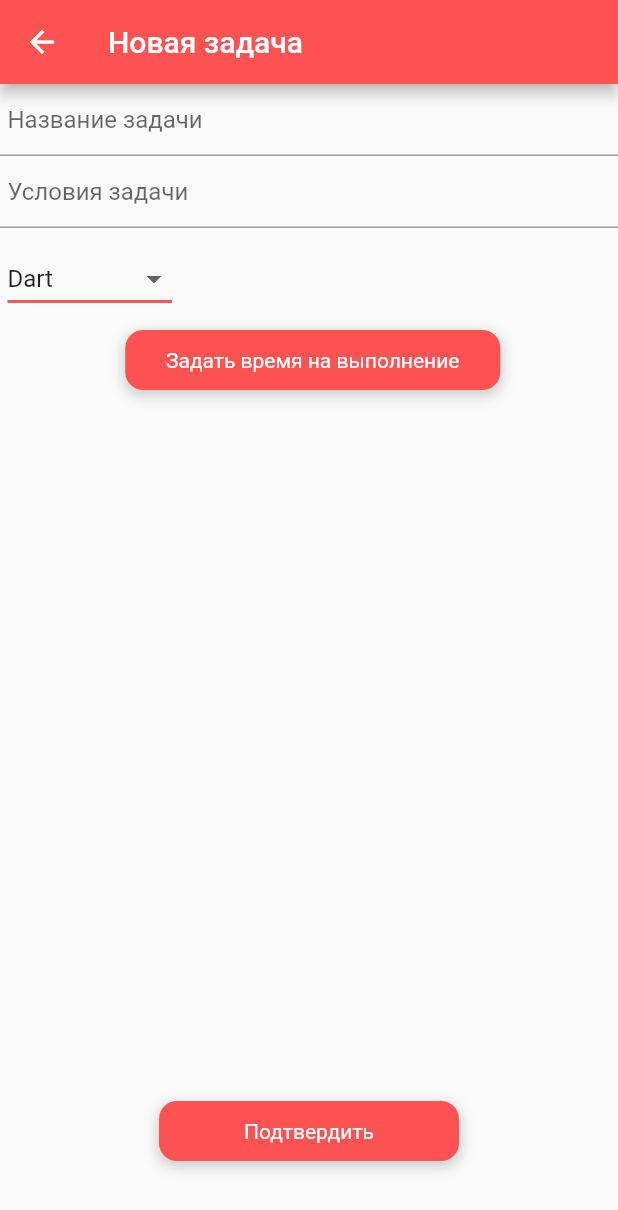
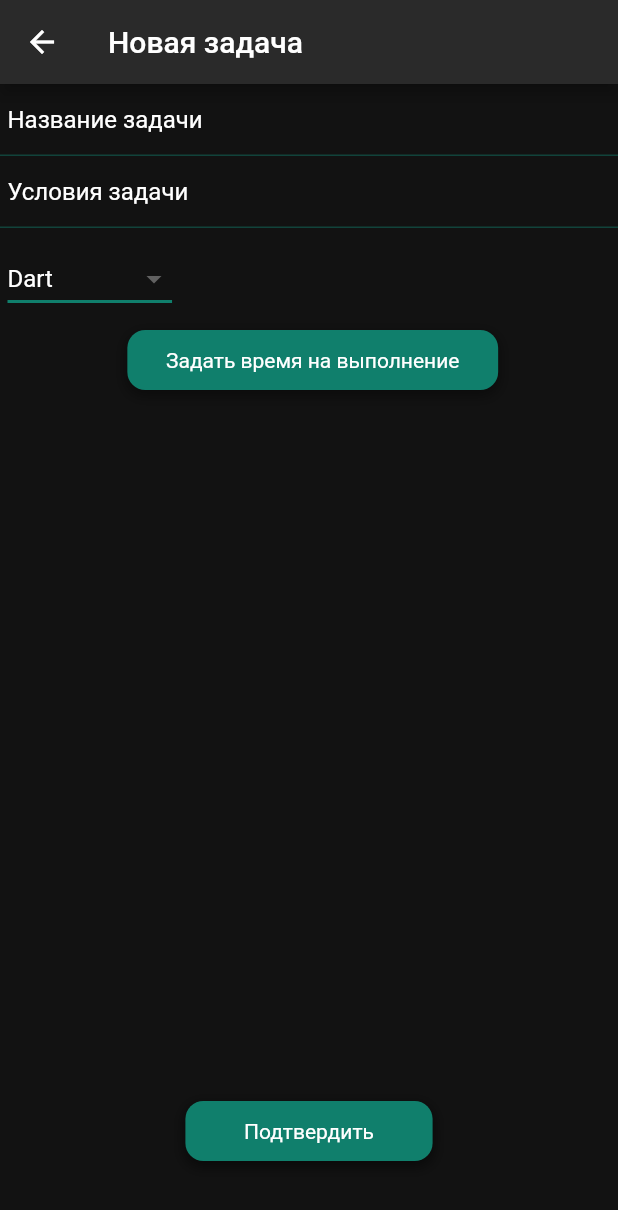
Before and after one commit to leredirect/dart_task_manager, a Flutter app: the screen it shows after launch, after a tap on an icon or button, on a phone screen of 412 x 824 dp. Shown: the top 1210 px of the screen. Run offline on Flutter 3.47's test engine with Material 2 defaults, Android fonts, the phone set to English and light mode, and no system bars; our stand-ins replace flutter_bloc, flutter_datetime_picker.

```diff
--- a/lib/bloc/task_list_bloc/task_list_bloc.dart
+++ b/lib/bloc/task_list_bloc/task_list_bloc.dart
@@ -22,7 +22,6 @@ class TaskListBloc extends Bloc<TaskListEvent, List<Task>> {
       yield tasks;
     } else if (event is EditTaskCheckEvent) {
       List<Task> tasks = List.from(state);
-      tasks.add(event.task);
       yield tasks;
     }
   }
--- /dev/null
+++ b/lib/constants.dart
@@ -0,0 +1,7 @@
+import 'dart:ui';
+
+const primaryColor = Color(0xff2A2A2A);
+const primaryColorLight = Color(0xff414141);
+const primaryColorDark = Color(0xff121212);
+const secondaryColor = Color(0xff017864);
+const secondaryColorLight = Color(0xff107F6C);
--- a/lib/main.dart
+++ b/lib/main.dart
@@ -18,7 +18,7 @@ class MyApp extends StatelessWidget {
           title: 'Flutter Demo',
           debugShowCheckedModeBanner: false,
           theme: ThemeData(
-            primarySwatch: Colors.red,
+            primarySwatch: Colors.green,
             visualDensity: VisualDensity.adaptivePlatformDensity,
           ),
           home: SafeArea(child: Scaffold(body: HomeScreen()))),
--- a/lib/models/task.dart
+++ b/lib/models/task.dart
@@ -5,7 +5,8 @@ class Task {
   var taskCreateTime;
   var taskExpiredTime;
 
-  Task(this.name, this.text, this.tag, this.taskCreateTime, this.taskExpiredTime);
+  Task(this.name, this.text, this.tag, this.taskCreateTime,
+      this.taskExpiredTime);
 }
 //
 // enum Tags{
--- a/lib/screens/create_new_task_screen.dart
+++ b/lib/screens/create_new_task_screen.dart
@@ -7,6 +7,8 @@ import 'package:flutter_bloc/flutter_bloc.dart';
 import 'package:flutter_datetime_picker/flutter_datetime_picker.dart';
 import 'package:intl/intl.dart';
 
+import '../constants.dart';
+
 class CreateNewTaskScreen extends StatefulWidget {
   @override
   State<StatefulWidget> createState() => _CreateNewTaskScreenState();
@@ -15,52 +17,77 @@ class CreateNewTaskScreen extends StatefulWidget {
 class _CreateNewTaskScreenState extends State<CreateNewTaskScreen> {
   final _nameController = TextEditingController();
   final _textController = TextEditingController();
-  var taskExpiredTime;
+  DateTime taskExpiredTime;
+  String dropdownValue = "Dart";
 
   void addTask(String tag, taskExpiredTime) {
+    if (taskExpiredTime != null) {
+      taskExpiredTime = DateFormat.H().format(taskExpiredTime);
+    } else {
+      taskExpiredTime = "Не задано";
+    }
     String taskName = _nameController.text;
     String taskText = _textController.text;
     var taskCreateTime = DateFormat.Hm().format(DateTime.now());
-    taskExpiredTime = DateFormat.H().format(taskExpiredTime);
     Task task = Task(taskName, taskText, tag, taskCreateTime, taskExpiredTime);
+    // ignore: deprecated_member_use
     context.bloc<TaskListBloc>().add(AddTaskEvent(task));
     Navigator.of(context).pop();
   }
-
-  String dropdownValue = "Dart";
 
   @override
   Widget build(BuildContext context) {
     return Scaffold(
       appBar: AppBar(
         title: Text("Новая задача"),
-        backgroundColor: Colors.redAccent,
+        backgroundColor: primaryColor,
       ),
       body: Column(
         children: [
           TextField(
             controller: _nameController,
+            style: TextStyle(color: Colors.white),
             decoration: InputDecoration(
               hintText: "Название задачи",
-                contentPadding: EdgeInsets.only(left: 5)),
+              contentPadding: EdgeInsets.only(left: 5),
+              hintStyle: TextStyle(color: Colors.white),
+              enabledBorder: UnderlineInputBorder(
+                borderSide:
+                    BorderSide(color: secondaryColorLight.withOpacity(0.45)),
+              ),
+              focusedBorder: UnderlineInputBorder(
+                borderSide: BorderSide(color: secondaryColorLight),
+              ),
+            ),
           ),
           TextField(
             controller: _textController,
+            style: TextStyle(color: Colors.white),
             decoration: InputDecoration(
               hintText: "Условия задачи",
+              hintStyle: TextStyle(color: Colors.white),
               contentPadding: EdgeInsets.only(left: 5),
-                focusColor: Colors.redAccent),
+              enabledBorder: UnderlineInputBorder(
+                borderSide:
+                    BorderSide(color: secondaryColorLight.withOpacity(0.45)),
+              ),
+              focusedBorder: UnderlineInputBorder(
+                borderSide: BorderSide(color: secondaryColorLight),
+              ),
+            ),
           ),
           Container(
             alignment: Alignment.centerLeft,
             margin: EdgeInsets.fromLTRB(5, 10, 0, 0),
             child: DropdownButton<String>(
+              style: TextStyle(color: Colors.white, fontSize: 16),
+              dropdownColor: primaryColorDark,
               value: dropdownValue,
               iconSize: 24,
               elevation: 16,
               underline: Container(
                 height: 2,
-                color: Colors.redAccent,
+                color: secondaryColorLight,
               ),
               onChanged: (String newValue) {
                 setState(() {
@@ -74,7 +101,10 @@ class _CreateNewTaskScreenState extends State<CreateNewTaskScreen> {
               ].map<DropdownMenuItem<String>>((String value) {
                 return DropdownMenuItem<String>(
                   value: value,
-                  child: Text(value),
+                  child: Text(
+                    value,
+                    style: TextStyle(color: Colors.white),
+                  ),
                 );
               }).toList(),
             ),
@@ -83,7 +113,7 @@ class _CreateNewTaskScreenState extends State<CreateNewTaskScreen> {
               onTap: () {
                 DatePicker.showTimePicker(
                   context,
-                  currentTime: DateTime(1,1,0,0),
+                  currentTime: DateTime(1, 1, 0, 0),
                   showSecondsColumn: false,
                   showTitleActions: true,
                   onConfirm: (time) {
@@ -98,16 +128,16 @@ class _CreateNewTaskScreenState extends State<CreateNewTaskScreen> {
                 decoration: BoxDecoration(
                   boxShadow: [
                     BoxShadow(
-                      color: Colors.grey.withOpacity(0.5),
+                      color: Colors.black.withOpacity(0.4),
                       spreadRadius: 1,
                       blurRadius: 7,
                       offset: Offset(0, 3),
                     )
                   ],
                   borderRadius: BorderRadius.circular(12),
-                  color: Colors.redAccent,
+                  color: secondaryColorLight,
                 ),
-                width: 250,
+                width: MediaQuery.of(context).size.width * 0.6,
                 height: 40,
                 padding: EdgeInsets.fromLTRB(10, 10, 10, 10),
                 child: Center(
@@ -115,24 +145,23 @@ class _CreateNewTaskScreenState extends State<CreateNewTaskScreen> {
                   "Задать время на выполнение",
                   style: TextStyle(color: Colors.white),
                 )),
-                // color: Colors.redAccent,
               )),
           Spacer(),
           InkWell(
-              onTap:() => addTask(dropdownValue, taskExpiredTime),
+              onTap: () => addTask(dropdownValue, taskExpiredTime),
               child: Container(
                 decoration: BoxDecoration(
                     boxShadow: [
                       BoxShadow(
-                          color: Colors.grey.withOpacity(0.5),
+                        color: Colors.black.withOpacity(0.5),
                         spreadRadius: 1,
                         blurRadius: 7,
                         offset: Offset(0, 3),
                       )
                     ],
-                    color: Colors.redAccent,
+                    color: secondaryColorLight,
                     borderRadius: BorderRadius.circular(12)),
-                width: 200,
+                width: MediaQuery.of(context).size.width * 0.4,
                 height: 40,
                 padding: EdgeInsets.fromLTRB(10, 10, 10, 10),
                 margin: EdgeInsets.only(bottom: 50),
@@ -145,6 +174,7 @@ class _CreateNewTaskScreenState extends State<CreateNewTaskScreen> {
               ))
         ],
       ),
+      backgroundColor: primaryColorDark,
     );
   }
 
--- a/lib/screens/home_screen.dart
+++ b/lib/screens/home_screen.dart
@@ -1,4 +1,5 @@
 import 'package:dart_task_manager/bloc/task_list_bloc/task_list_bloc.dart';
+import 'package:dart_task_manager/constants.dart';
 import 'package:dart_task_manager/models/task.dart';
 import 'package:dart_task_manager/screens/create_new_task_screen.dart';
 import 'package:dart_task_manager/widgets/task_list_widget.dart';
@@ -24,6 +25,7 @@ class _HomeScreenState extends State<HomeScreen> {
   Widget build(BuildContext context) {
     return Scaffold(
       appBar: AppBar(
+        backgroundColor: primaryColor,
         title: Text("TaskManager"),
         actions: [
           IconButton(
@@ -31,17 +33,17 @@ class _HomeScreenState extends State<HomeScreen> {
             onPressed: () {},
           )
         ],
-        backgroundColor: Colors.redAccent,
       ),
       body: BlocBuilder<TaskListBloc, List<Task>>(
         builder: (context, state) {
           return TaskListWidget(taskList: state);
         },
       ),
+      backgroundColor: primaryColorDark,
       floatingActionButton: FloatingActionButton(
         child: Text("+"),
         onPressed: createTask,
-        backgroundColor: Colors.redAccent,
+        backgroundColor: secondaryColorLight,
       ),
     );
   }
--- a/lib/widgets/task_list_widget.dart
+++ b/lib/widgets/task_list_widget.dart
@@ -12,7 +12,6 @@ class TaskListWidget extends StatelessWidget {
     return SingleChildScrollView(
       child: Column(
         children: taskList.map((e) => TaskWidget(task: e)).toList(),
-
       ),
     );
   }
```
Also changed, not shown: lib/screens/task_details_screen.dart (+43 -40 lines), lib/screens/task_edit_screen.dart (+55 -18 lines), lib/widgets/task_widget.dart (+37 -6 lines). Lines whose indentation alone changed are shown as unchanged.
